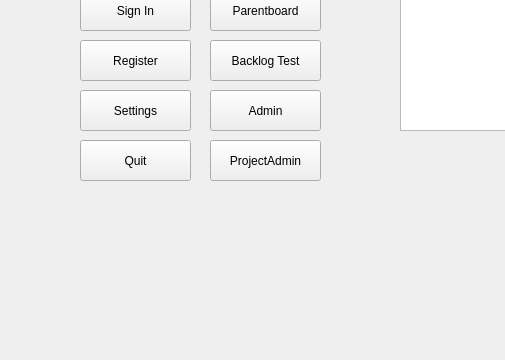
First picture: the form in code/Staging_Environment/Recovered/Staging_Environment_Recorverd/mainwindow.ui, repository muazzamaqeel/Software-Project-CTS-5, before the edit; both pictures show x 0 to 505 and y 360 to 720 of the 1280 by 720 pixel window.
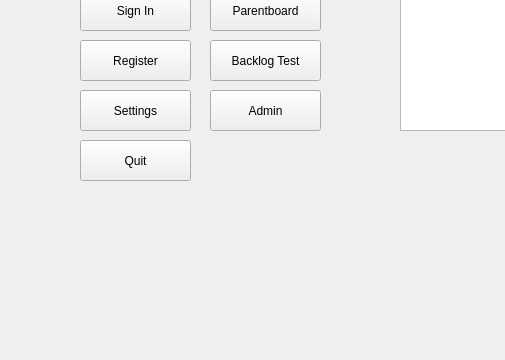
Second picture: the form after the edit.

Patch:
```diff
--- a/code/Staging_Environment/Recovered/Staging_Environment_Recorverd/mainwindow.ui
+++ b/code/Staging_Environment/Recovered/Staging_Environment_Recorverd/mainwindow.ui
@@ -256,19 +256,6 @@
 &lt;p style=&quot; margin-top:0px; margin-bottom:0px; margin-left:0px; margin-right:0px; -qt-block-indent:0; text-indent:0px;&quot;&gt;&lt;span style=&quot; font-size:22pt; font-weight:700;&quot;&gt;Select Project&lt;/span&gt;&lt;/p&gt;&lt;/body&gt;&lt;/html&gt;</string>
     </property>
    </widget>
-   <widget class="QPushButton" name="ProjectAdmin">
-    <property name="geometry">
-     <rect>
-      <x>210</x>
-      <y>500</y>
-      <width>111</width>
-      <height>41</height>
-     </rect>
-    </property>
-    <property name="text">
-     <string>ProjectAdmin</string>
-    </property>
-   </widget>
   </widget>
   <widget class="QMenuBar" name="menubar">
    <property name="geometry">
```
